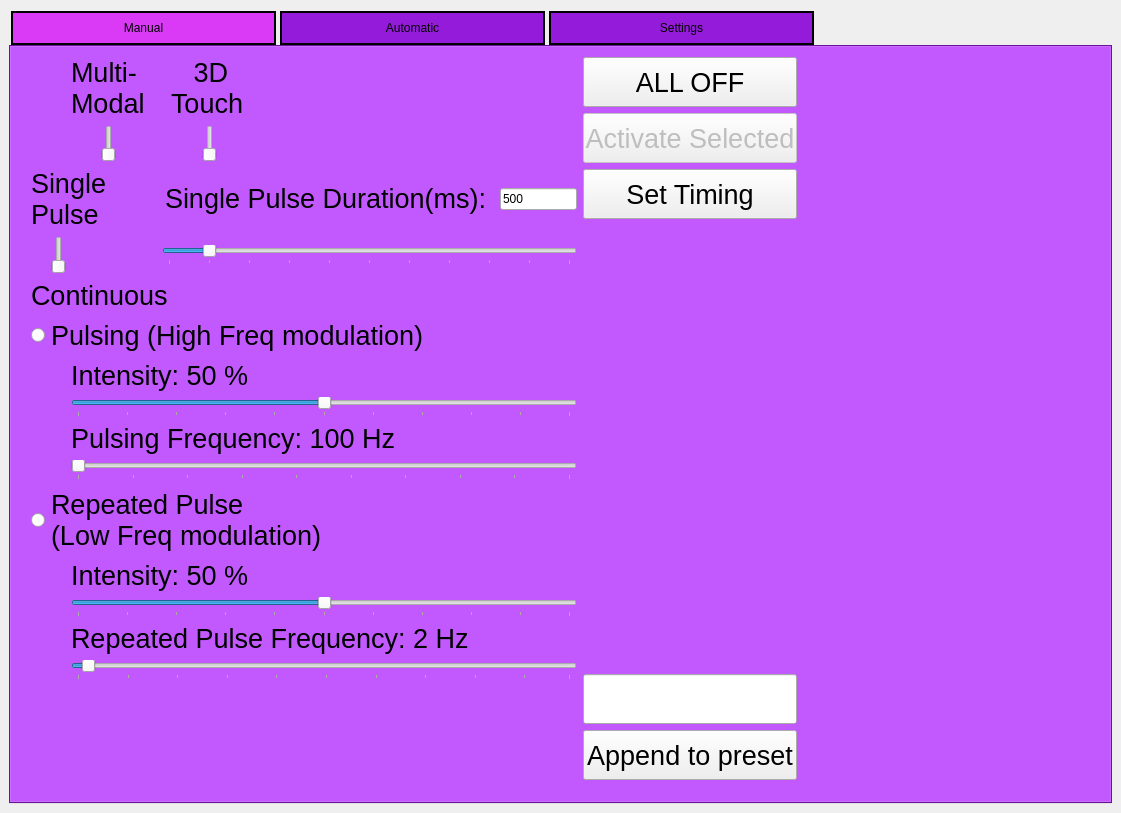
This is GUI/vr_gui_layout.ui in rschloen/haptic_vr as Qt 5 draws it before an edit. The edited form follows.
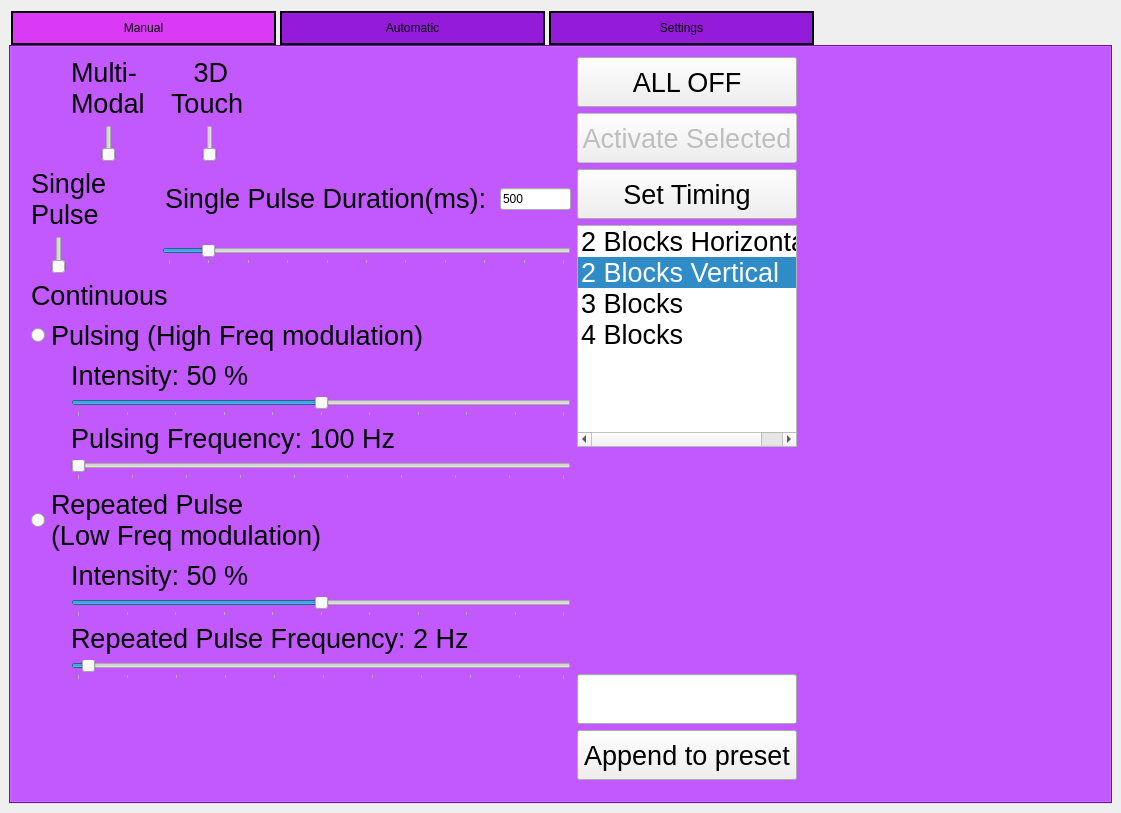
This is the edited form. Icons and pictures are not drawn.

Commit message:
Added options for multiple actuator layouts
New selectable list and stacked widget allows the desired actuator
layout to be selected and acted on. Currently implemented 36 actuator
block both horizontal(3 on top) and vertical(4 on top).
Note: currently, horizontal array's buttons and actuators don't line up,
need to fix number of buttons.

Patch:
```diff
--- a/GUI/vr_gui_layout.ui
+++ b/GUI/vr_gui_layout.ui
@@ -30,6 +30,7 @@
     <string notr="true">QPushButton {	font-size: 20pt;}
 QLabel {font-size: 20pt;}
 QRadioButton{font-size: 20pt;}
+QListWidget{font-size: 20pt;}
 </string>
    </property>
    <layout class="QHBoxLayout" name="horizontalLayout">
@@ -92,7 +93,7 @@
            <rect>
             <x>20</x>
             <y>10</y>
-            <width>766</width>
+            <width>1072</width>
             <height>723</height>
            </rect>
           </property>
@@ -103,6 +104,9 @@
            </sizepolicy>
           </property>
           <layout class="QHBoxLayout" name="horizontalLayout_10">
+           <property name="sizeConstraint">
+            <enum>QLayout::SetMinimumSize</enum>
+           </property>
            <item>
             <layout class="QVBoxLayout" name="verticalLayout_5">
              <item>
@@ -830,6 +834,33 @@
                </property>
               </widget>
              </item>
+             <item>
+              <widget class="QListWidget" name="block_options">
+               <property name="currentRow">
+                <number>1</number>
+               </property>
+               <item>
+                <property name="text">
+                 <string>2 Blocks Horizontal </string>
+                </property>
+               </item>
+               <item>
+                <property name="text">
+                 <string>2 Blocks Vertical </string>
+                </property>
+               </item>
+               <item>
+                <property name="text">
+                 <string>3 Blocks</string>
+                </property>
+               </item>
+               <item>
+                <property name="text">
+                 <string>4 Blocks</string>
+                </property>
+               </item>
+              </widget>
+             </item>
              <item>
               <spacer name="verticalSpacer">
                <property name="sizePolicy">
@@ -889,6 +920,28 @@
              </item>
             </layout>
            </item>
+           <item>
+            <widget class="QStackedWidget" name="act_blocks">
+             <property name="sizePolicy">
+              <sizepolicy hsizetype="Minimum" vsizetype="Preferred">
+               <horstretch>0</horstretch>
+               <verstretch>0</verstretch>
+              </sizepolicy>
+             </property>
+             <property name="minimumSize">
+              <size>
+               <width>300</width>
+               <height>0</height>
+              </size>
+             </property>
+             <property name="currentIndex">
+              <number>0</number>
+             </property>
+             <widget class="QWidget" name="page"/>
+             <widget class="QWidget" name="page_1"/>
+             <widget class="QWidget" name="page_2"/>
+            </widget>
+           </item>
           </layout>
          </widget>
         </widget>
```
The commit also changes 3 other files.
